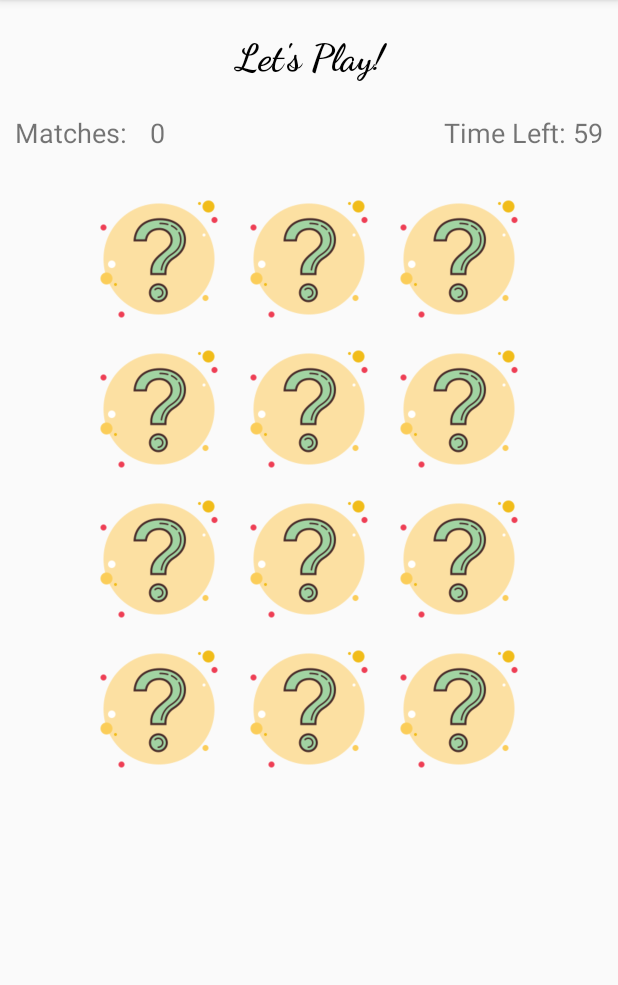
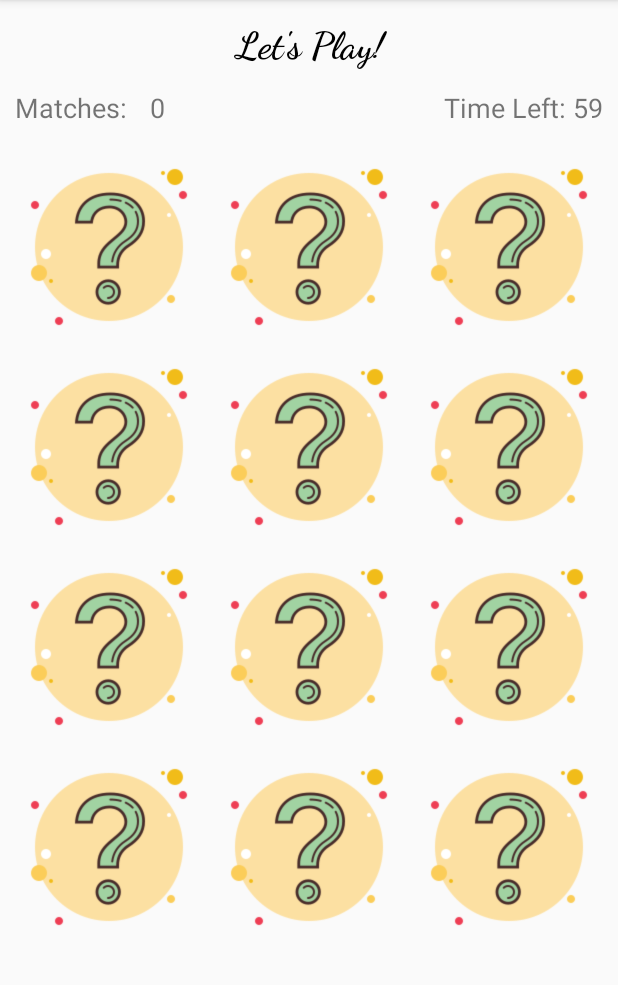
Before and after one commit to hash456/android_game, an Android app: the screen it shows after launch (GameActivity), after a tap on "FETCH", on a phone screen of 412 x 824 dp, the part 84-1069 px from its top. Run offline under Robolectric (Android 15) with nearby library versions, the phone set to English and light mode, and no system bars.

Commit message:
girdview for main activity

```diff
--- a/app/src/main/java/iss/nus/androidgame/GameActivity.java
+++ b/app/src/main/java/iss/nus/androidgame/GameActivity.java
@@ -2,6 +2,7 @@ package iss.nus.androidgame;
 
 import android.os.Bundle;
 import android.os.Handler;
+import android.os.Looper;
 import android.view.View;
 import android.widget.GridLayout;
 import android.widget.TextView;
@@ -123,6 +124,8 @@ public class GameActivity extends AppCompatActivity implements View.OnClickListe
                 MemoryButton tempButton = new MemoryButton(this, r, c, buttonGraphics[buttonGraphicLocations[r * numColumns + c]]);
                 tempButton.setId(View.generateViewId());
                 tempButton.setOnClickListener(this);
+                tempButton.setWidth(200);
+                tempButton.setHeight(200);
                 buttons[r * numColumns + c] = tempButton;
                 gridLayout.addView(tempButton);
             }
@@ -203,7 +206,7 @@ public class GameActivity extends AppCompatActivity implements View.OnClickListe
             isBusy = true;
 
             // If user select both wrong buttons, delay input and flip back both buttons first before accepting new input
-            final Handler handler = new Handler();
+            final Handler handler = new Handler(Looper.getMainLooper());
             handler.postDelayed(new Runnable() {
                 @Override
                 public void run() {
--- /dev/null
+++ b/app/src/main/java/iss/nus/androidgame/ImageAdapter.java
@@ -0,0 +1,64 @@
+package iss.nus.androidgame;
+
+import android.content.Context;
+
+import android.view.View;
+import android.view.ViewGroup;
+
+import android.widget.BaseAdapter;
+import android.widget.GridView;
+import android.widget.ImageView;
+
+import java.util.HashMap;
+
+public class ImageAdapter extends BaseAdapter {
+    private Context mContext;
+    private Integer[] mThumbIds;
+    private HashMap<Integer, MemoryImageView> lookup = new HashMap<>();
+
+    // Constructor
+    public ImageAdapter(Context c, Integer[] i) {
+        mContext = c;
+        mThumbIds = i;
+    }
+
+    public int getCount() {
+        return mThumbIds.length;
+    }
+
+    @Override
+    public Object getItem(int position) {
+        return mThumbIds[position];
+    }
+
+    @Override
+    public long getItemId(int position) {
+        return position;
+    }
+
+    public MemoryImageView getSelectedImageView(int position) {
+        return lookup.get(position);
+    }
+
+    // create a new ImageView for each item referenced by the Adapter
+    public View getView(int position, View convertView, ViewGroup parent) {
+        MemoryImageView imageView;
+
+        if (convertView == null) {
+            imageView = new MemoryImageView(mContext);
+            imageView.setLayoutParams(new GridView.LayoutParams(180, 180));
+            imageView.setScaleType(ImageView.ScaleType.CENTER_CROP);
+            imageView.setId(View.generateViewId());
+            imageView.setPadding(10, 10, 10, 10);
+        }
+        else
+        {
+            imageView = (MemoryImageView) convertView;
+        }
+
+        imageView.setBackgroundResource(mThumbIds[position]);
+        lookup.put(position, imageView);
+
+        return imageView;
+    }
+}
--- a/app/src/main/java/iss/nus/androidgame/MainActivity.java
+++ b/app/src/main/java/iss/nus/androidgame/MainActivity.java
@@ -5,8 +5,10 @@ import androidx.appcompat.app.AppCompatActivity;
 import android.content.Intent;
 import android.os.Bundle;
 import android.view.View;
+import android.widget.AdapterView;
 import android.widget.Button;
 import android.widget.EditText;
+import android.widget.GridView;
 import android.widget.Toast;
 
 public class MainActivity extends AppCompatActivity {
@@ -37,5 +39,51 @@ public class MainActivity extends AppCompatActivity {
                 }
             }
         });
+
+        // Render the images
+        Integer[] imagesId = {
+                R.drawable.afraid,
+                R.drawable.full,
+                R.drawable.hug,
+                R.drawable.laugh,
+                R.drawable.no_way,
+                R.drawable.peep,
+                R.drawable.snore,
+                R.drawable.stop,
+                R.drawable.tired,
+                R.drawable.what,
+                R.drawable.afraid,
+                R.drawable.full,
+                R.drawable.hug,
+                R.drawable.laugh,
+                R.drawable.no_way,
+                R.drawable.peep,
+                R.drawable.snore,
+                R.drawable.stop,
+                R.drawable.tired,
+                R.drawable.what,
+        };
+
+        //  Include this whole part after we have get the images
+        GridView gridview = (GridView) findViewById(R.id.gridView);
+
+        gridview.setAdapter(new ImageAdapter(this, imagesId));
+
+        gridview.setOnItemClickListener(new AdapterView.OnItemClickListener() {
+            public void onItemClick(AdapterView<?> parent, View v, int position, long id){
+                // Get the R.drawable id of the selected picture
+                Integer selectedImageId = (Integer) parent.getItemAtPosition(position);
+
+                ImageAdapter adapter = (ImageAdapter) parent.getAdapter();
+
+                // Get the button that we have clicked
+                MemoryImageView iv = adapter.getSelectedImageView(position);
+                iv.toggle();
+
+                Integer pos = (Integer) position;
+                Toast.makeText(getApplicationContext(), pos.toString(), Toast.LENGTH_SHORT).show();
+            }
+        });
+
     }
 }
--- a/app/src/main/java/iss/nus/androidgame/MemoryButton.java
+++ b/app/src/main/java/iss/nus/androidgame/MemoryButton.java
@@ -7,7 +7,7 @@ import android.widget.GridLayout;
 
 import androidx.appcompat.widget.AppCompatDrawableManager;
 
-public class MemoryButton extends androidx.appcompat.widget.AppCompatButton {
+public class MemoryButton extends androidx.appcompat.widget.AppCompatImageButton {
     protected int row;
     protected int col;
     protected int frontImageDrawableId;
@@ -17,6 +17,8 @@ public class MemoryButton extends androidx.appcompat.widget.AppCompatButton {
 
     protected Drawable front;
     protected Drawable back;
+
+    protected GridLayout.LayoutParams tempParams;
 
     @SuppressLint("RestrictedApi")
     public MemoryButton(Context context, int row, int col, int frontImageDrawableId) {
@@ -32,7 +34,9 @@ public class MemoryButton extends androidx.appcompat.widget.AppCompatButton {
         setBackground(back);
 
         // Set Grid Layout parameters
-        GridLayout.LayoutParams tempParams = new GridLayout.LayoutParams(GridLayout.spec(row), GridLayout.spec(col));
+        tempParams = new GridLayout.LayoutParams(GridLayout.spec(row), GridLayout.spec(col));
+
+        // Set the size of each button
         tempParams.width = (int) getResources().getDisplayMetrics().density * 150;
         tempParams.height = (int) getResources().getDisplayMetrics().density * 150;
         setLayoutParams(tempParams);
@@ -40,6 +44,14 @@ public class MemoryButton extends androidx.appcompat.widget.AppCompatButton {
 
     public boolean isMatched() {
         return isMatched;
+    }
+
+    public void setWidth(int n) {
+        tempParams.width = (int) getResources().getDisplayMetrics().density * n;
+    }
+
+    public void setHeight(int n) {
+        tempParams.height = (int) getResources().getDisplayMetrics().density * n;
     }
 
     public void setMatched(boolean matched) {
--- /dev/null
+++ b/app/src/main/java/iss/nus/androidgame/MemoryImageView.java
@@ -0,0 +1,31 @@
+package iss.nus.androidgame;
+
+import android.content.Context;
+
+import androidx.annotation.NonNull;
+
+public class MemoryImageView extends androidx.appcompat.widget.AppCompatImageView {
+
+    private boolean isSelected;
+
+    public MemoryImageView(@NonNull Context context) {
+        super(context);
+        setImageDrawable(null);
+        isSelected = false;
+    }
+
+    // For some reason, this toggle do not work when we are at position 0
+    public void toggle() {
+        if (isSelected) {
+            isSelected = false;
+            setImageDrawable(null);
+        } else {
+            isSelected = true;
+            setImageResource(R.drawable.checkmark);
+        }
+    }
+
+    public boolean getSelected() {
+        return isSelected;
+    }
+}
--- a/app/src/main/res/layout/activity_game.xml
+++ b/app/src/main/res/layout/activity_game.xml
@@ -72,8 +72,8 @@
         app:layout_constraintTop_toTopOf="parent"
         app:layout_constraintBottom_toBottomOf="parent"
         app:layout_constraintHorizontal_bias="0.5"
-        app:layout_constraintVertical_bias="0.8"
-        app:layout_constraintHeight_percent="0.8"
+        app:layout_constraintVertical_bias="0.85"
+        app:layout_constraintHeight_percent="0.85"
 
         android:layout_gravity="center"
         android:id="@+id/gridLayout"
```
Also changed, not shown: app/src/main/res/layout/activity_main.xml (+20 -0 lines), app/src/main/res/drawable/checkmark.png (added).
